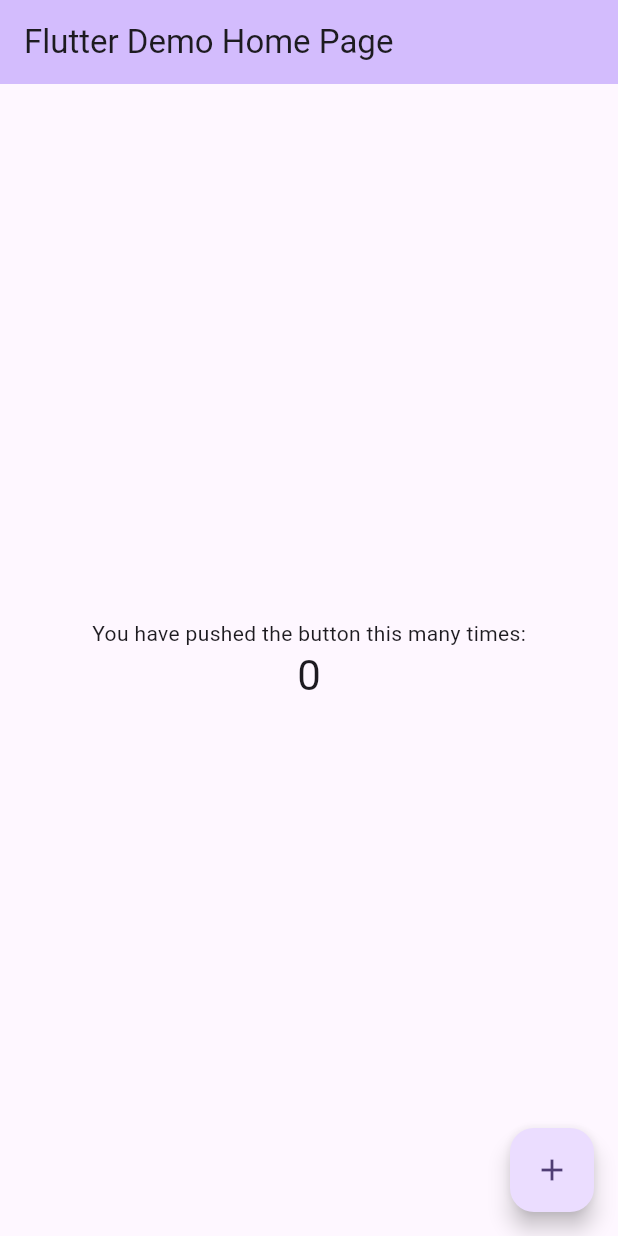
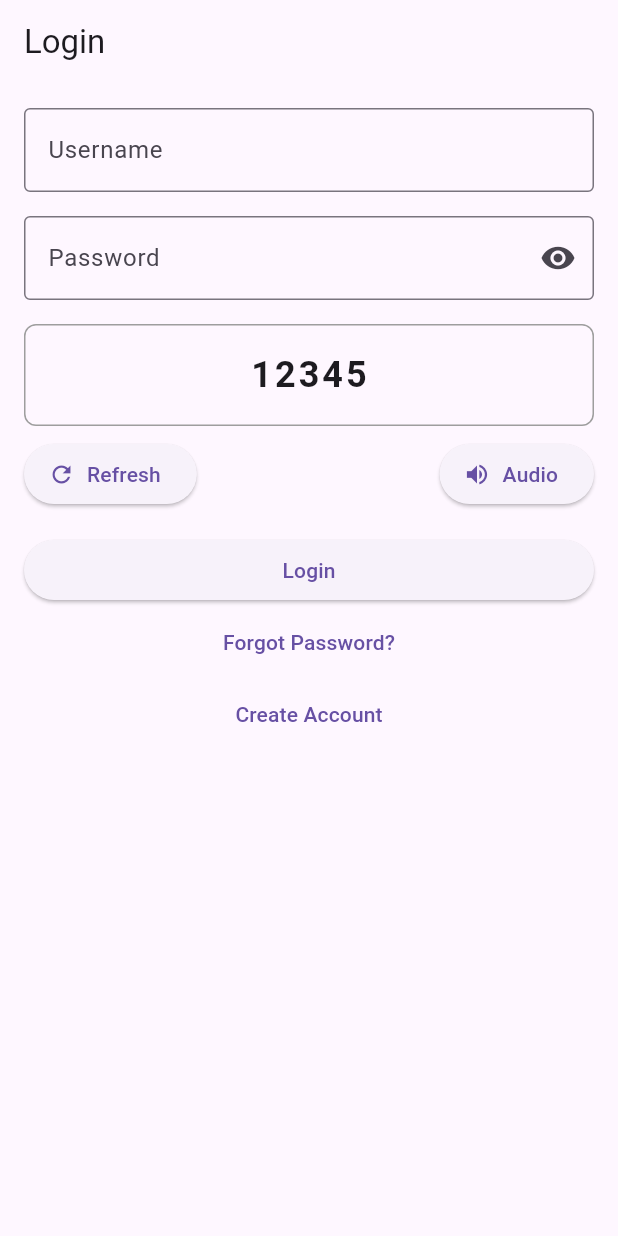
Before and after one commit to bk-product/xproposal, a Flutter app: the screen it shows after launch, on a phone screen of 412 x 824 dp. Run offline on Flutter 3.47's test engine with Material 3 defaults, Android fonts, the phone set to English and light mode, and no system bars.

Commit message:
Implement main frontent outline

```diff
--- a/lib/main.dart
+++ b/lib/main.dart
@@ -1,4 +1,8 @@
 import 'package:flutter/material.dart';
+import 'screens/login_screen.dart';
+import 'screens/password_reset_screen.dart';
+import 'screens/password_setup_screen.dart';
+import 'screens/account_creation_screen.dart';
 
 void main() {
   runApp(const MyApp());
@@ -7,119 +11,18 @@ void main() {
 class MyApp extends StatelessWidget {
   const MyApp({super.key});
 
-  // This widget is the root of your application.
   @override
   Widget build(BuildContext context) {
     return MaterialApp(
-      title: 'Flutter Demo',
-      theme: ThemeData(
-        // This is the theme of your application.
-        //
-        // TRY THIS: Try running your application with "flutter run". You'll see
-        // the application has a purple toolbar. Then, without quitting the app,
-        // try changing the seedColor in the colorScheme below to Colors.green
-        // and then invoke "hot reload" (save your changes or press the "hot
-        // reload" button in a Flutter-supported IDE, or press "r" if you used
-        // the command line to start the app).
-        //
-        // Notice that the counter didn't reset back to zero; the application
-        // state is not lost during the reload. To reset the state, use hot
-        // restart instead.
-        //
-        // This works for code too, not just values: Most code changes can be
-        // tested with just a hot reload.
-        colorScheme: ColorScheme.fromSeed(seedColor: Colors.deepPurple),
-        useMaterial3: true,
-      ),
-      home: const MyHomePage(title: 'Flutter Demo Home Page'),
+      title: 'Flutter Web App',
+      theme: ThemeData(primarySwatch: Colors.blue),
+      initialRoute: '/',
+      routes: {
+        '/': (context) => const LoginScreen(),
+        '/reset': (context) => const PasswordResetScreen(),
+        '/setup': (context) => const PasswordSetupScreen(),
+        '/create': (context) => const AccountCreationScreen(),
+      },
     );
   }
 }
-
-class MyHomePage extends StatefulWidget {
-  const MyHomePage({super.key, required this.title});
-
-  // This widget is the home page of your application. It is stateful, meaning
-  // that it has a State object (defined below) that contains fields that affect
-  // how it looks.
-
-  // This class is the configuration for the state. It holds the values (in this
-  // case the title) provided by the parent (in this case the App widget) and
-  // used by the build method of the State. Fields in a Widget subclass are
-  // always marked "final".
-
-  final String title;
-
-  @override
-  State<MyHomePage> createState() => _MyHomePageState();
-}
-
-class _MyHomePageState extends State<MyHomePage> {
-  int _counter = 0;
-
-  void _incrementCounter() {
-    setState(() {
-      // This call to setState tells the Flutter framework that something has
-      // changed in this State, which causes it to rerun the build method below
-      // so that the display can reflect the updated values. If we changed
-      // _counter without calling setState(), then the build method would not be
-      // called again, and so nothing would appear to happen.
-      _counter++;
-    });
-  }
-
-  @override
-  Widget build(BuildContext context) {
-    // This method is rerun every time setState is called, for instance as done
-    // by the _incrementCounter method above.
-    //
-    // The Flutter framework has been optimized to make rerunning build methods
-    // fast, so that you can just rebuild anything that needs updating rather
-    // than having to individually change instances of widgets.
-    return Scaffold(
-      appBar: AppBar(
-        // TRY THIS: Try changing the color here to a specific color (to
-        // Colors.amber, perhaps?) and trigger a hot reload to see the AppBar
-        // change color while the other colors stay the same.
-        backgroundColor: Theme.of(context).colorScheme.inversePrimary,
-        // Here we take the value from the MyHomePage object that was created by
-        // the App.build method, and use it to set our appbar title.
-        title: Text(widget.title),
-      ),
-      body: Center(
-        // Center is a layout widget. It takes a single child and positions it
-        // in the middle of the parent.
-        child: Column(
-          // Column is also a layout widget. It takes a list of children and
-          // arranges them vertically. By default, it sizes itself to fit its
-          // children horizontally, and tries to be as tall as its parent.
-          //
-          // Column has various properties to control how it sizes itself and
-          // how it positions its children. Here we use mainAxisAlignment to
-          // center the children vertically; the main axis here is the vertical
-          // axis because Columns are vertical (the cross axis would be
-          // horizontal).
-          //
-          // TRY THIS: Invoke "debug painting" (choose the "Toggle Debug Paint"
-          // action in the IDE, or press "p" in the console), to see the
-          // wireframe for each widget.
-          mainAxisAlignment: MainAxisAlignment.center,
-          children: <Widget>[
-            const Text(
-              'You have pushed the button this many times:',
-            ),
-            Text(
-              '$_counter',
-              style: Theme.of(context).textTheme.headlineMedium,
-            ),
-          ],
-        ),
-      ),
-      floatingActionButton: FloatingActionButton(
-        onPressed: _incrementCounter,
-        tooltip: 'Increment',
-        child: const Icon(Icons.add),
-      ), // This trailing comma makes auto-formatting nicer for build methods.
-    );
-  }
-}
--- /dev/null
+++ b/lib/screens/login_screen.dart
@@ -0,0 +1,61 @@
+import 'package:flutter/material.dart';
+import '../widgets/custom_text_field.dart';
+import '../widgets/captcha_widget.dart';
+
+class LoginScreen extends StatelessWidget {
+  const LoginScreen({super.key});
+
+  void _refreshCaptcha() {
+    debugPrint("CAPTCHA refreshed!");
+  }
+
+  @override
+  Widget build(BuildContext context) {
+    return Scaffold(
+      appBar: AppBar(title: const Text('Login')),
+      body: Padding(
+        padding: const EdgeInsets.all(16.0),
+        child: Column(
+          crossAxisAlignment: CrossAxisAlignment.stretch,
+          children: [
+            const CustomTextField(
+              label: 'Username',
+              hint: 'Enter your Tax ID or National ID',
+            ),
+            const SizedBox(height: 16),
+            const CustomTextField(
+              label: 'Password',
+              hint: 'Enter your password',
+              isPassword: true,
+            ),
+            const SizedBox(height: 16),
+            CaptchaWidget(
+              onRefresh: _refreshCaptcha,
+            ),
+            const SizedBox(height: 16),
+            ElevatedButton(
+              onPressed: () {
+                ScaffoldMessenger.of(context).showSnackBar(
+                  const SnackBar(content: Text('Login Successful')),
+                );
+              },
+              child: const Text('Login'),
+            ),
+            TextButton(
+              onPressed: () {
+                Navigator.pushNamed(context, '/reset');
+              },
+              child: const Text('Forgot Password?'),
+            ),
+            TextButton(
+              onPressed: () {
+                Navigator.pushNamed(context, '/create');
+              },
+              child: const Text('Create Account'),
+            ),
+          ],
+        ),
+      ),
+    );
+  }
+}
--- /dev/null
+++ b/lib/widgets/captcha_widget.dart
@@ -0,0 +1,54 @@
+import 'package:flutter/material.dart';
+
+class CaptchaWidget extends StatelessWidget {
+  final VoidCallback onRefresh;
+
+  const CaptchaWidget({super.key, required this.onRefresh});
+
+  @override
+  Widget build(BuildContext context) {
+    return Column(
+      children: [
+        Container(
+          width: double.infinity,
+          padding: const EdgeInsets.all(16.0),
+          decoration: BoxDecoration(
+            border: Border.all(color: Colors.grey),
+            borderRadius: BorderRadius.circular(8),
+          ),
+          child: const Center(
+            child: Text(
+              '12345',
+              style: TextStyle(
+                fontSize: 24,
+                fontWeight: FontWeight.bold,
+                letterSpacing: 2,
+              ),
+            ),
+          ),
+        ),
+        const SizedBox(height: 8),
+        Row(
+          mainAxisAlignment: MainAxisAlignment.spaceBetween,
+          children: [
+            ElevatedButton.icon(
+              onPressed: onRefresh,
+              icon: const Icon(Icons.refresh),
+              label: const Text('Refresh'),
+            ),
+            ElevatedButton.icon(
+              onPressed: () {
+                // Handle accessibility audio CAPTCHA
+                ScaffoldMessenger.of(context).showSnackBar(
+                  const SnackBar(content: Text('Playing audio CAPTCHA...')),
+                );
+              },
+              icon: const Icon(Icons.volume_up),
+              label: const Text('Audio'),
+            ),
+          ],
+        ),
+      ],
+    );
+  }
+}
--- /dev/null
+++ b/lib/widgets/custom_text_field.dart
@@ -0,0 +1,51 @@
+import 'package:flutter/material.dart';
+
+class CustomTextField extends StatefulWidget {
+  final String label;
+  final String hint;
+  final bool isPassword;
+  final TextEditingController? controller;
+  final String? Function(String?)? validator;
+
+  const CustomTextField({
+    super.key,
+    required this.label,
+    required this.hint,
+    this.isPassword = false,
+    this.controller,
+    this.validator,
+  });
+
+  @override
+  State<CustomTextField> createState() => _CustomTextFieldState();
+}
+
+class _CustomTextFieldState extends State<CustomTextField> {
+  bool _obscureText = true;
+
+  @override
+  Widget build(BuildContext context) {
+    return TextFormField(
+      controller: widget.controller,
+      obscureText: widget.isPassword && _obscureText,
+      decoration: InputDecoration(
+        labelText: widget.label,
+        hintText: widget.hint,
+        border: const OutlineInputBorder(),
+        suffixIcon: widget.isPassword
+            ? IconButton(
+                icon: Icon(
+                  _obscureText ? Icons.visibility : Icons.visibility_off,
+                ),
+                onPressed: () {
+                  setState(() {
+                    _obscureText = !_obscureText;
+                  });
+                },
+              )
+            : null,
+      ),
+      validator: widget.validator,
+    );
+  }
+}
```
Also changed, not shown: lib/screens/account_creation_screen.dart (added, +52 -0 lines), lib/screens/password_reset_screen.dart (added, +45 -0 lines), lib/screens/password_setup_screen.dart (added, +84 -0 lines).
